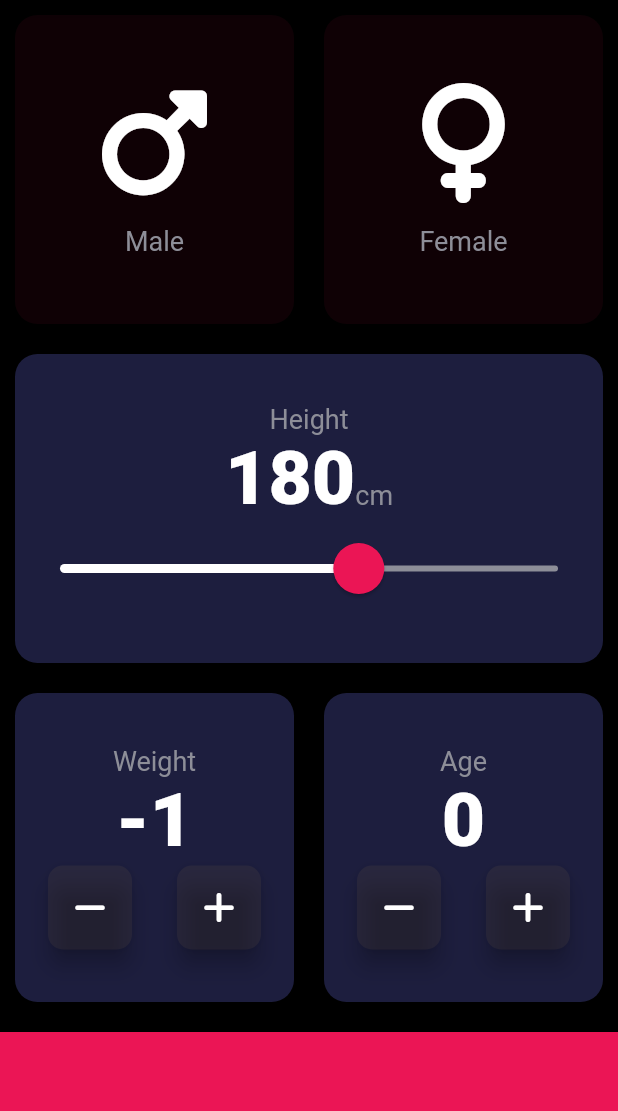
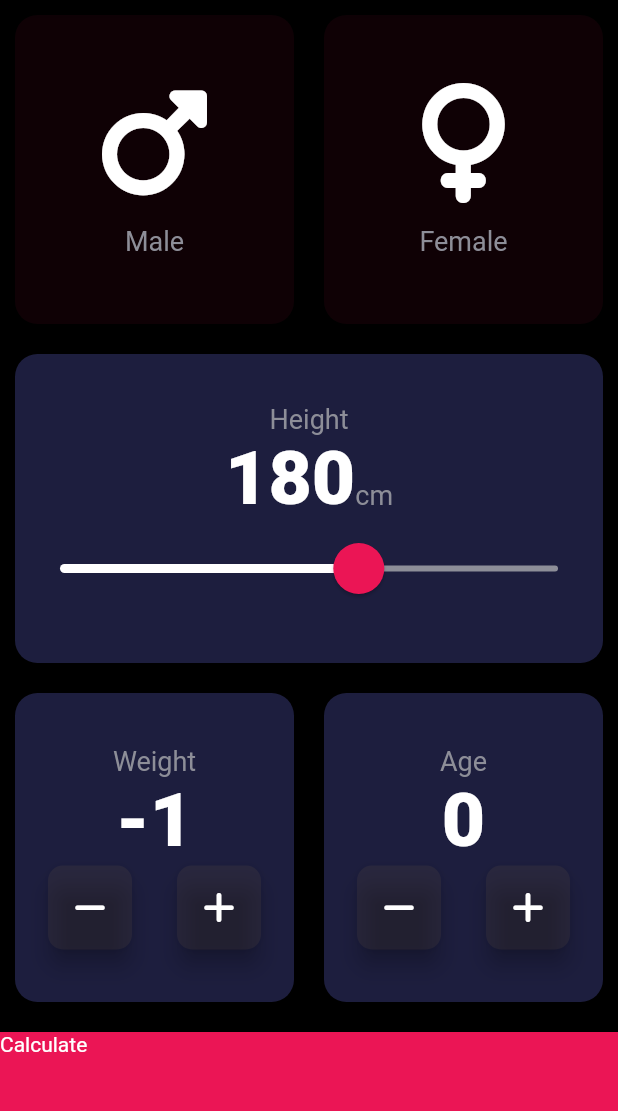
Before and after one commit to rohandocx/BMI_UI_app, a Flutter app: the screen it shows after launch, after a tap on an icon or button, on a phone screen of 412 x 824 dp, the part 84-1195 px from its top. Run offline on Flutter 3.47's test engine with Material 2 defaults, Android fonts, the phone set to English and light mode, and no system bars; our stand-ins replace font_awesome_flutter.

Commit message:
Routing copleted

```diff
--- a/lib/input_page.dart
+++ b/lib/input_page.dart
@@ -192,11 +192,17 @@ class _InputPageState extends State<InputPage> {
                 ),
               ],
             )),
-            Container(
-              color: bottomcolorcontainer,
-              height: bottomcontainerheight,
-              width: double.infinity,
-              margin: EdgeInsets.only(top: 10.0),
+            GestureDetector(
+              onTap: (){
+               Navigator.pushNamed(context, '/second');
+              },
+              child: Container(
+                child: Text('Calculate'),
+                color: bottomcolorcontainer,
+                height: bottomcontainerheight,
+                width: double.infinity,
+                margin: EdgeInsets.only(top: 10.0),
+              ),
             ),
           ],
         ));
--- a/lib/main.dart
+++ b/lib/main.dart
@@ -1,3 +1,4 @@
+import 'package:bmi_calculator/results_page.dart';
 import 'package:flutter/material.dart';
 import 'input_page.dart';
 
@@ -7,6 +8,15 @@ class BMICalculator extends StatelessWidget {
   @override
   Widget build(BuildContext context) {
     return MaterialApp(
+
+      initialRoute: '/',
+      routes: {
+        '/': (context) =>  InputPage(),
+        '/second' :(context) => ResultsPage(),
+
+    },
+
+
       theme: ThemeData.dark().copyWith(
         appBarTheme: AppBarTheme(
           color: Color(0xff181C3B), //<-- SEE HERE
@@ -14,7 +24,7 @@ class BMICalculator extends StatelessWidget {
         scaffoldBackgroundColor: const Color(0xFF000000),
 
       ),
-        home: InputPage(),
+
     );
   }
 }
```
Also changed, not shown: lib/results_page.dart (added, +14 -0 lines).
